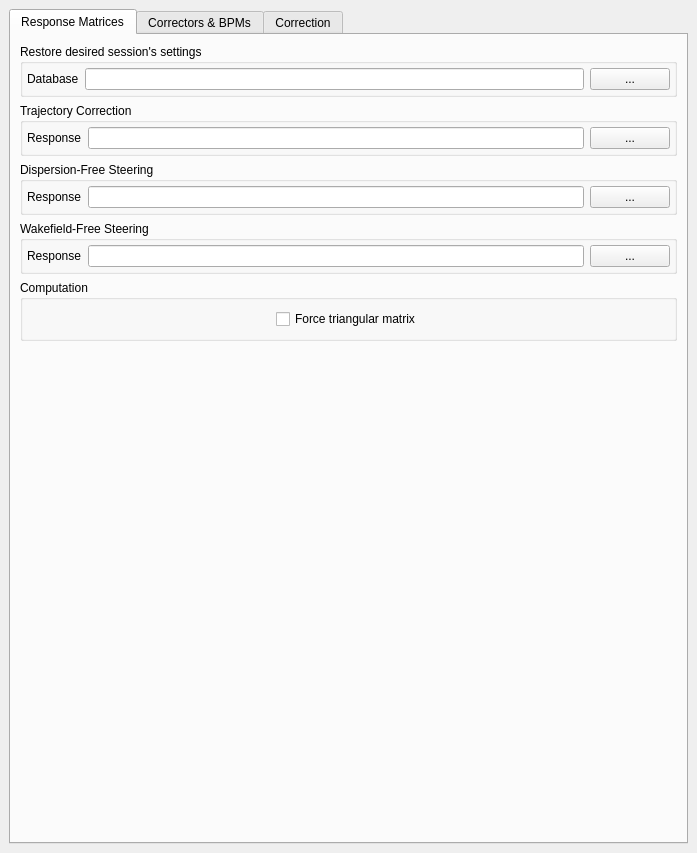
Old version of the form BBA_GUI.ui in the repository wiktoria-malek/flight-simulator.
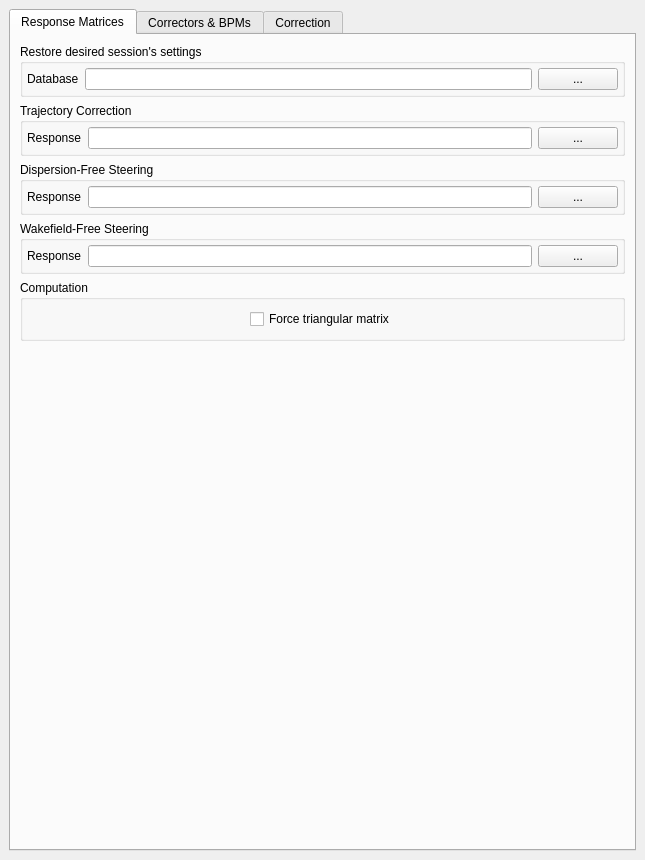
New version of the form.

What changed in the file:
```diff
--- a/BBA_GUI.ui
+++ b/BBA_GUI.ui
@@ -6,8 +6,8 @@
    <rect>
     <x>0</x>
     <y>0</y>
-    <width>697</width>
-    <height>853</height>
+    <width>645</width>
+    <height>860</height>
    </rect>
   </property>
   <property name="windowTitle">
@@ -61,10 +61,23 @@
                 </widget>
                </item>
                <item>
-                <widget class="QLineEdit" name="session_database_3"/>
+                <widget class="QLineEdit" name="session_database_3">
+                 <property name="maximumSize">
+                  <size>
+                   <width>500</width>
+                   <height>16777215</height>
+                  </size>
+                 </property>
+                </widget>
                </item>
                <item>
                 <widget class="QPushButton" name="pushButton_11">
+                 <property name="sizePolicy">
+                  <sizepolicy hsizetype="Fixed" vsizetype="Fixed">
+                   <horstretch>0</horstretch>
+                   <verstretch>0</verstretch>
+                  </sizepolicy>
+                 </property>
                  <property name="text">
                   <string>...</string>
                  </property>
@@ -114,6 +127,12 @@
                </item>
                <item>
                 <widget class="QPushButton" name="pushButton_8">
+                 <property name="sizePolicy">
+                  <sizepolicy hsizetype="Fixed" vsizetype="Fixed">
+                   <horstretch>0</horstretch>
+                   <verstretch>0</verstretch>
+                  </sizepolicy>
+                 </property>
                  <property name="text">
                   <string>...</string>
                  </property>
@@ -165,6 +184,12 @@
                  </item>
                  <item>
                   <widget class="QPushButton" name="pushButton_9">
+                   <property name="sizePolicy">
+                    <sizepolicy hsizetype="Fixed" vsizetype="Fixed">
+                     <horstretch>0</horstretch>
+                     <verstretch>0</verstretch>
+                    </sizepolicy>
+                   </property>
                    <property name="text">
                     <string>...</string>
                    </property>
@@ -222,6 +247,12 @@
                </item>
                <item>
                 <widget class="QPushButton" name="pushButton_10">
+                 <property name="sizePolicy">
+                  <sizepolicy hsizetype="Fixed" vsizetype="Fixed">
+                   <horstretch>0</horstretch>
+                   <verstretch>0</verstretch>
+                  </sizepolicy>
+                 </property>
                  <property name="text">
                   <string>...</string>
                  </property>
```
Left out of the diff: 26 changed lines with no effect on the pictures.
